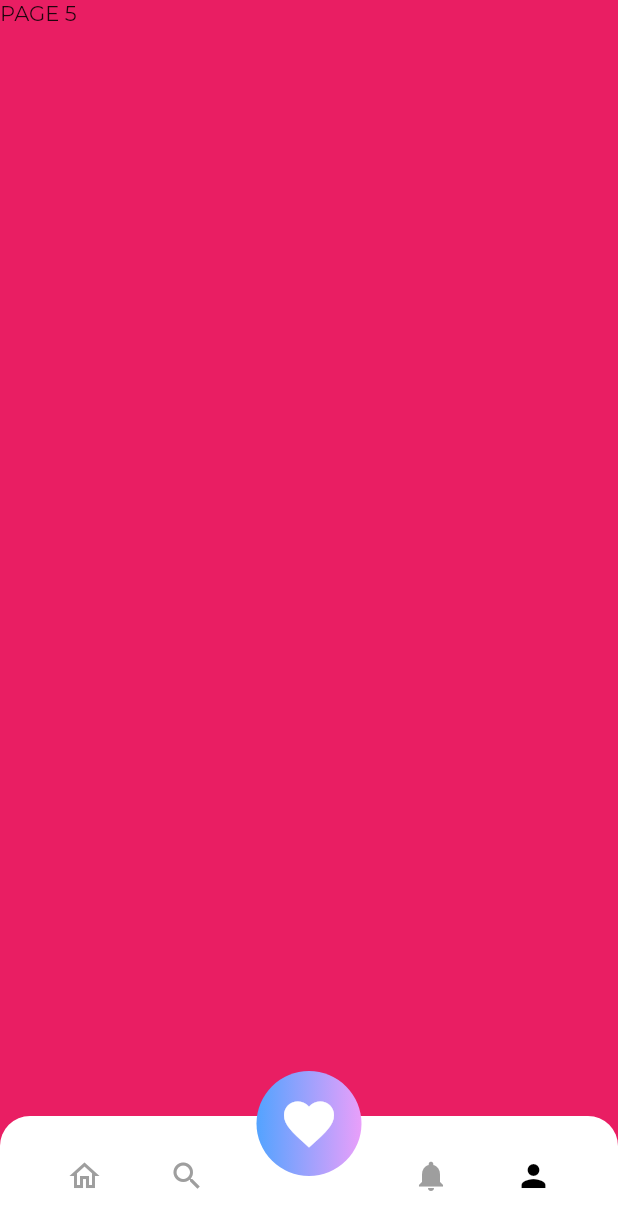
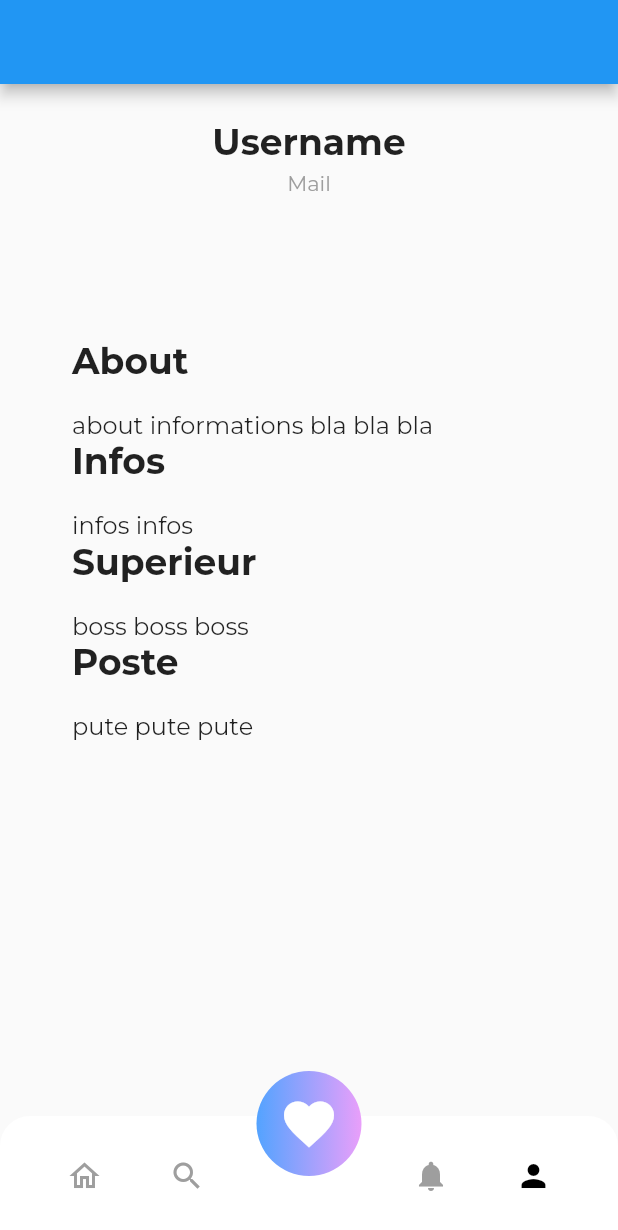
Before and after one commit to thomasdrabo/easy-sign, a Flutter app: the Home screen opened directly, after a tap on the "person" icon, on a phone screen of 412 x 824 dp. Shown: the top 1230 px of the screen. Run offline on Flutter 3.47's test engine with Material 2 defaults, Android fonts, the phone set to English and light mode, and no system bars; our stand-ins replace cloud_firestore, date_time_picker, firebase_auth, firebase_core, firebase_messaging, firebase_storage and 7 more; accounts and stored records are empty.

Commit message:
Add user profile

```diff
--- a/EasySign/lib/pages/home.dart
+++ b/EasySign/lib/pages/home.dart
@@ -5,7 +5,7 @@ import 'package:easy_sign/pages/page1.dart';
 import 'package:easy_sign/pages/page2.dart';
 import 'package:easy_sign/pages/page3.dart';
 import 'package:easy_sign/pages/page4.dart';
-import 'package:easy_sign/pages/page5.dart';
+import 'package:easy_sign/pages/profile.dart';
 import 'package:firebase_auth/firebase_auth.dart';
 import 'package:flutter/cupertino.dart';
 import 'package:flutter/material.dart';
@@ -142,7 +142,7 @@ class _HomeState extends State<Home> {
                             onTap: () {
                               setState(() {
                                 indexNav = 4;
-                                display = const Page5();
+                                display = const Profile();
                               });
                             },
                             child: indexNav == 4 ? const Icon(Icons.person, color: Colors.black,)  : const Icon(Icons.person, color: Colors.grey,),
--- a/EasySign/lib/pages/page5.dart
+++ /dev/null
@@ -1,17 +0,0 @@
-import 'package:flutter/material.dart';
-
-class Page5 extends StatelessWidget {
-  const Page5({Key? key}) : super(key: key);
-
-  @override
-  Widget build(BuildContext context) {
-    return Scaffold(
-      backgroundColor: Colors.pink,
-      body: SafeArea(
-        child: Container(
-          child: Text('PAGE 5'),
-        ),
-      ),
-    );
-  }
-}
--- /dev/null
+++ b/EasySign/lib/pages/profile.dart
@@ -0,0 +1,107 @@
+import 'package:flutter/material.dart';
+import 'package:flutter/cupertino.dart';
+import '../models/user.dart';
+import '../widgets/buttons/ui_gradient_button.dart';
+
+class Profile extends StatefulWidget {
+  const Profile({Key? key}) : super(key: key);
+
+  @override
+  State<Profile> createState() => _ProfileState();
+}
+
+class _ProfileState extends State<Profile> {
+  @override
+  Widget build(BuildContext context) {
+
+    return Container(
+        child: Builder(
+        builder: (context) => Scaffold(
+      appBar: AppBar(),
+      body: ListView(
+        physics: BouncingScrollPhysics(),
+        children: [
+          const SizedBox(height: 24),
+          buildName(),
+          const SizedBox(height: 24),
+          const SizedBox(height: 24),
+          const SizedBox(height: 48),
+          buildAbout(),
+          buildInfos()
+        ]
+    )
+    )
+    )
+    );
+  }
+
+    Widget buildName() => Column(
+    children: [
+    Text(
+    "Username",
+    style: TextStyle(fontWeight: FontWeight.bold, fontSize: 24),
+    ),
+    const SizedBox(height: 4),
+    Text(
+    "Mail",
+    style: TextStyle(color: Colors.grey),
+    )
+    ],
+    );
+
+
+    Widget buildAbout() => Container(
+    padding: EdgeInsets.symmetric(horizontal: 48),
+    child: Column(
+    crossAxisAlignment: CrossAxisAlignment.start,
+    children: [
+    Text(
+    'About',
+    style: TextStyle(fontSize: 24, fontWeight: FontWeight.bold),
+    ),
+    const SizedBox(height: 16),
+    Text(
+    "about informations bla bla bla",
+    style: TextStyle(fontSize: 16, height: 1.4),
+    ),
+    ],
+    ),
+    );
+
+  Widget buildInfos() => Container(
+    padding: EdgeInsets.symmetric(horizontal: 48),
+    child: Column(
+      crossAxisAlignment: CrossAxisAlignment.start,
+      children: [
+        Text(
+          'Infos',
+          style: TextStyle(fontSize: 24, fontWeight: FontWeight.bold),
+        ),
+        const SizedBox(height: 16),
+        Text(
+          "infos infos",
+          style: TextStyle(fontSize: 16, height: 1.4),
+        ),
+        Text(
+          'Superieur',
+          style: TextStyle(fontSize: 24, fontWeight: FontWeight.bold),
+        ),
+        const SizedBox(height: 16),
+        Text(
+          "boss boss boss",
+          style: TextStyle(fontSize: 16, height: 1.4),
+        ),
+        Text(
+          'Poste',
+          style: TextStyle(fontSize: 24, fontWeight: FontWeight.bold),
+        ),
+        const SizedBox(height: 16),
+        Text(
+          "pute pute pute",
+          style: TextStyle(fontSize: 16, height: 1.4),
+        ),
+      ],
+    ),
+  );
+
+}
--- a/EasySign/lib/services/authHelpers/auth.dart
+++ b/EasySign/lib/services/authHelpers/auth.dart
@@ -39,12 +39,12 @@ Future<String?> signInWithGoogle() async {
 
 class AuthService {
   // create user obj based on FirebaseUser
-  User1? _userFromFirebaseUser(User user) {
-    return user != null ? User1(uid: user.uid) : null;
+  UserModel? _userFromFirebaseUser(User user) {
+    return user != null ? UserModel(uid: user.uid) : null;
   }
 
   // auth change user stream
-  Stream<User1> get user {
+  Stream<UserModel> get user {
     return _auth.authStateChanges().map((User? user) => _userFromFirebaseUser(user!)!);
   }
 
```
Also changed, not shown: EasySign/lib/models/user.dart (+13 -4 lines), EasySign/lib/widgets/profile/profileWidget.dart (added, +77 -0 lines).
